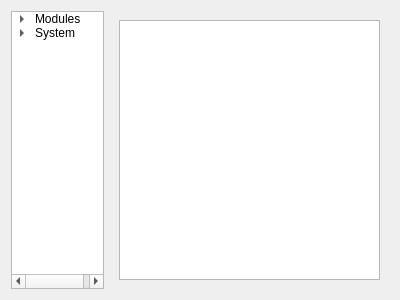
First picture: the form in src/iland/ui/settingsTestDialog.ui, repository edfm-tum/iland-model, before the edit.
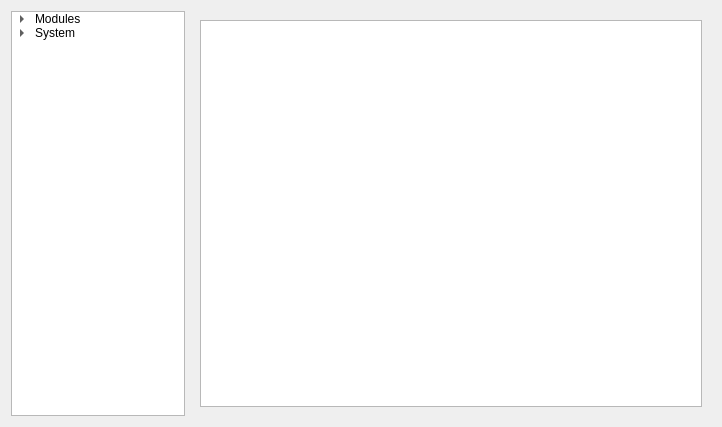
Second picture: the form after the edit.

Commit message: improve comments describing seed dispersal parameter

Patch:
```diff
--- a/src/iland/ui/settingsTestDialog.ui
+++ b/src/iland/ui/settingsTestDialog.ui
@@ -6,8 +6,8 @@
    <rect>
     <x>0</x>
     <y>0</y>
-    <width>400</width>
-    <height>300</height>
+    <width>722</width>
+    <height>427</height>
    </rect>
   </property>
   <property name="windowTitle">
```
The commit also changes 1 other file.
